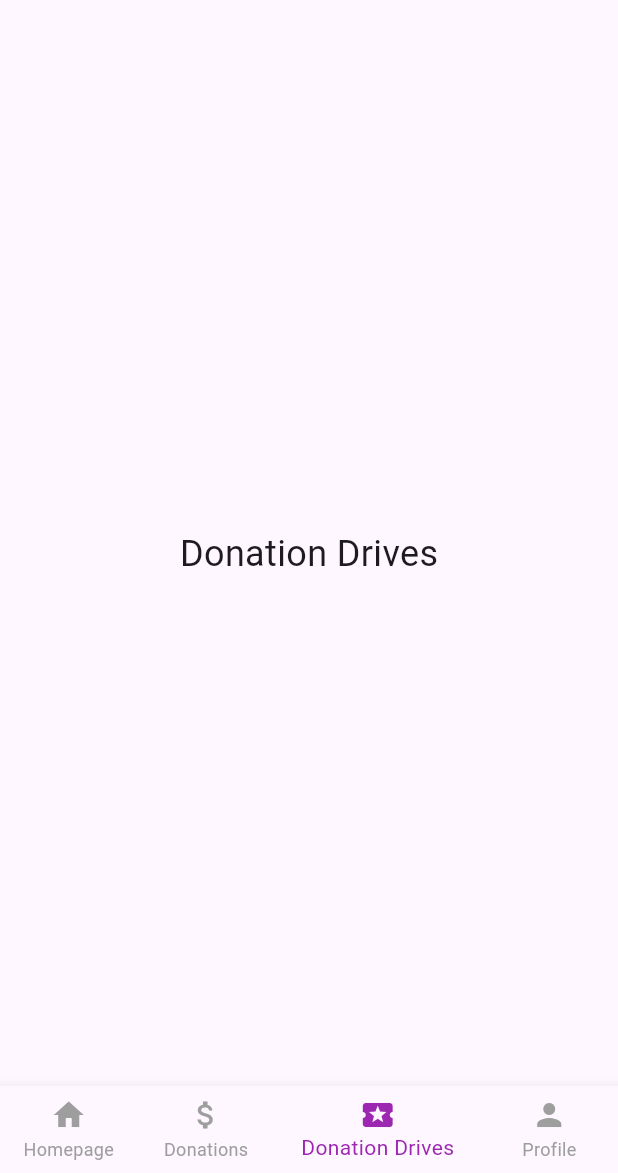
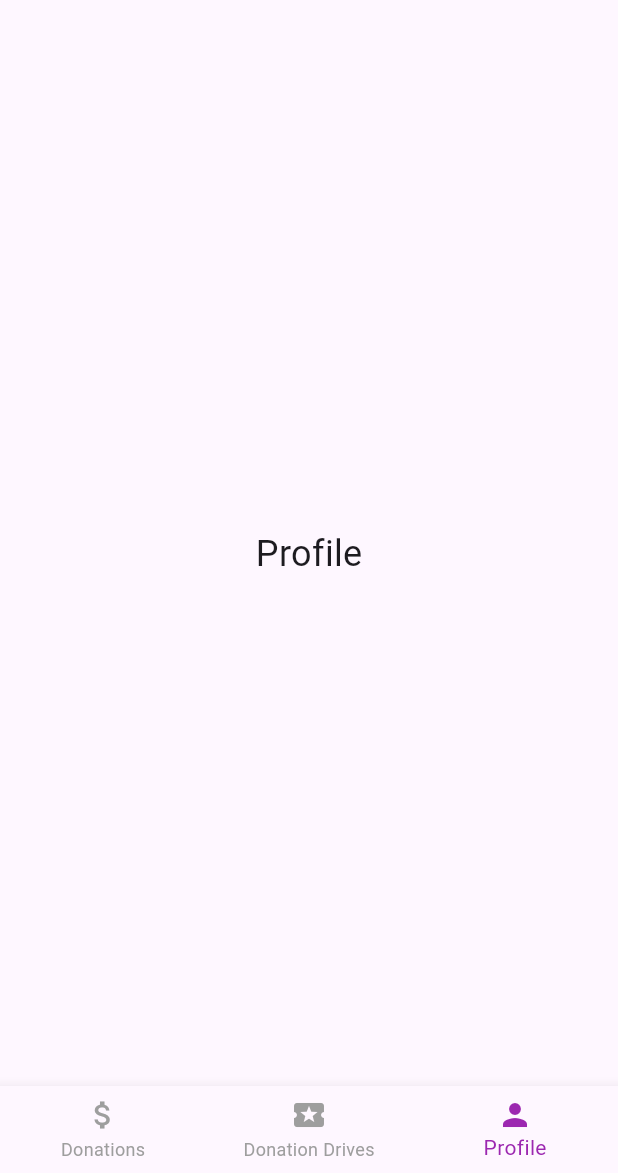
Before and after one commit to montero333/CMSC-23-FINAL-PROJECT, a Flutter app: the OrganizationMainPage screen opened by its route, item 3 of the bottom bar chosen, on a phone screen of 412 x 824 dp, the part 63-1236 px from its top. Run offline on Flutter 3.47's test engine with Material 3 defaults, Android fonts, the phone set to English and light mode, and no system bars.

Commit message:
fixed merge conflicts

```diff
--- a/lib/pages/organization_main_page.dart
+++ b/lib/pages/organization_main_page.dart
@@ -36,10 +36,6 @@ class _OrganizationMainPageState extends State<OrganizationMainPage> {
         },
         items: [
           BottomNavigationBarItem(
-            icon: Icon(Icons.home),
-            label: 'Homepage',
-          ),
-          BottomNavigationBarItem(
             icon: Icon(Icons.attach_money),
             label: 'Donations',
           ),
@@ -59,12 +55,10 @@ class _OrganizationMainPageState extends State<OrganizationMainPage> {
   Widget _buildBody(int index) {
     switch (index) {
       case 0:
-        return _buildHomepage();
+        return DonationsPage();
       case 1:
-        return DonationsPage();
+        return _buildDonationDrivesPage();
       case 2:
-        return _buildDonationDrivesPage();
-      case 3:
         return _buildProfilePage();
       default:
         return Container(); // Return an empty container as a default
--- a/lib/providers/donors_provider.dart
+++ b/lib/providers/donors_provider.dart
@@ -4,8 +4,8 @@ import '../models/organization_model.dart';
 
 class DonorsProvider with ChangeNotifier {
   final List<Donor> _donorList = [
-    Donor("Aaron", 20000, 'Pending', Organization("JORDAN INC", 20000)),
-    Donor("Jamal", 20000, 'Pending', Organization("LOSBANOS INC", 20000)),
+    Donor("Aaron", 20000, 'Pending', Organization("JORDAN INC", 20000, "Donate to shoeless people")),
+    Donor("Jamal", 20000, 'Pending', Organization("LOSBANOS INC", 20000, "Donate to homeless people")),
   ];
 
   List<Donor> get donorsList => _donorList;
```
Also changed, not shown: lib/pages/organization_profile_page.dart (added), 1 other file.
